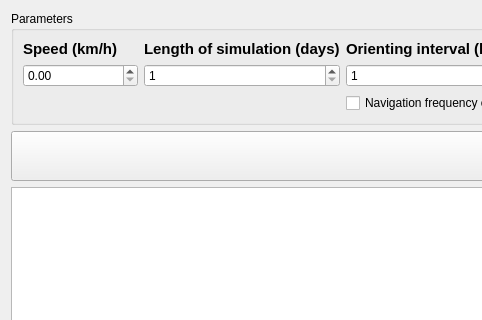
Old version of the form sailingform.ui in the repository szazdenes/SailingSimulation; both pictures show x 0 to 482 and y 0 to 320 of the 1319 by 648 pixel window.
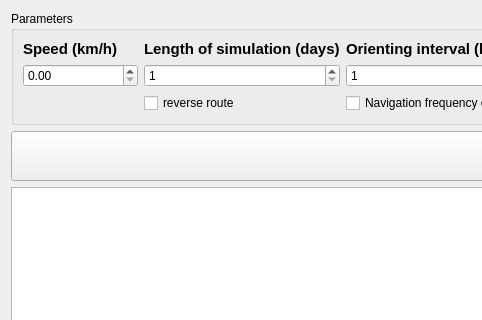
New version of the form.

Commit message: reverse route mode added

Patch:
```diff
--- a/sailingform.ui
+++ b/sailingform.ui
@@ -123,6 +123,13 @@
         </property>
        </widget>
       </item>
+      <item row="2" column="1">
+       <widget class="QCheckBox" name="reverseCheckBox">
+        <property name="text">
+         <string>reverse route</string>
+        </property>
+       </widget>
+      </item>
      </layout>
     </widget>
    </item>
```
The commit also changes 1 other file.
